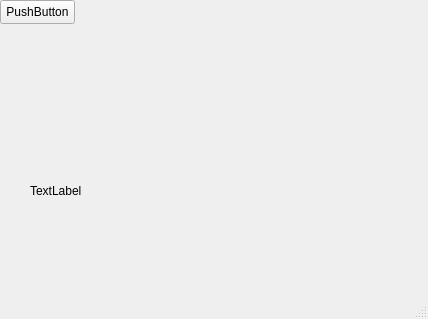
This is Teste_VictorPavani/mainwindow.ui in victorpavani/Teste-Pixeon as Qt 5 draws it before an edit. The edited form follows.
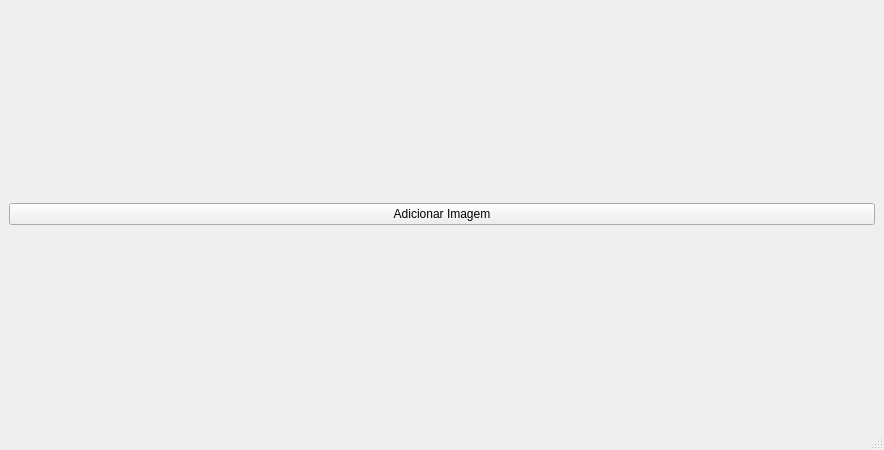
This is the edited form.

What changed in the file:
```diff
--- a/Teste_VictorPavani/mainwindow.ui
+++ b/Teste_VictorPavani/mainwindow.ui
@@ -6,40 +6,23 @@
    <rect>
     <x>0</x>
     <y>0</y>
-    <width>428</width>
-    <height>319</height>
+    <width>884</width>
+    <height>450</height>
    </rect>
   </property>
   <property name="windowTitle">
    <string>MainWindow</string>
   </property>
   <widget class="QWidget" name="centralwidget">
-   <widget class="QLabel" name="label">
-    <property name="geometry">
-     <rect>
-      <x>30</x>
-      <y>120</y>
-      <width>221</width>
-      <height>141</height>
-     </rect>
-    </property>
-    <property name="text">
-     <string>TextLabel</string>
-    </property>
-   </widget>
-   <widget class="QPushButton" name="pushButton">
-    <property name="geometry">
-     <rect>
-      <x>0</x>
-      <y>0</y>
-      <width>75</width>
-      <height>24</height>
-     </rect>
-    </property>
-    <property name="text">
-     <string>PushButton</string>
-    </property>
-   </widget>
+   <layout class="QHBoxLayout" name="horizontalLayout">
+    <item>
+     <widget class="QPushButton" name="pushButton">
+      <property name="text">
+       <string>Adicionar Imagem</string>
+      </property>
+     </widget>
+    </item>
+   </layout>
   </widget>
   <widget class="QMenuBar" name="menubar">
    <property name="geometry">
```
Left out of the diff: 2 changed lines with no effect on the pictures.
